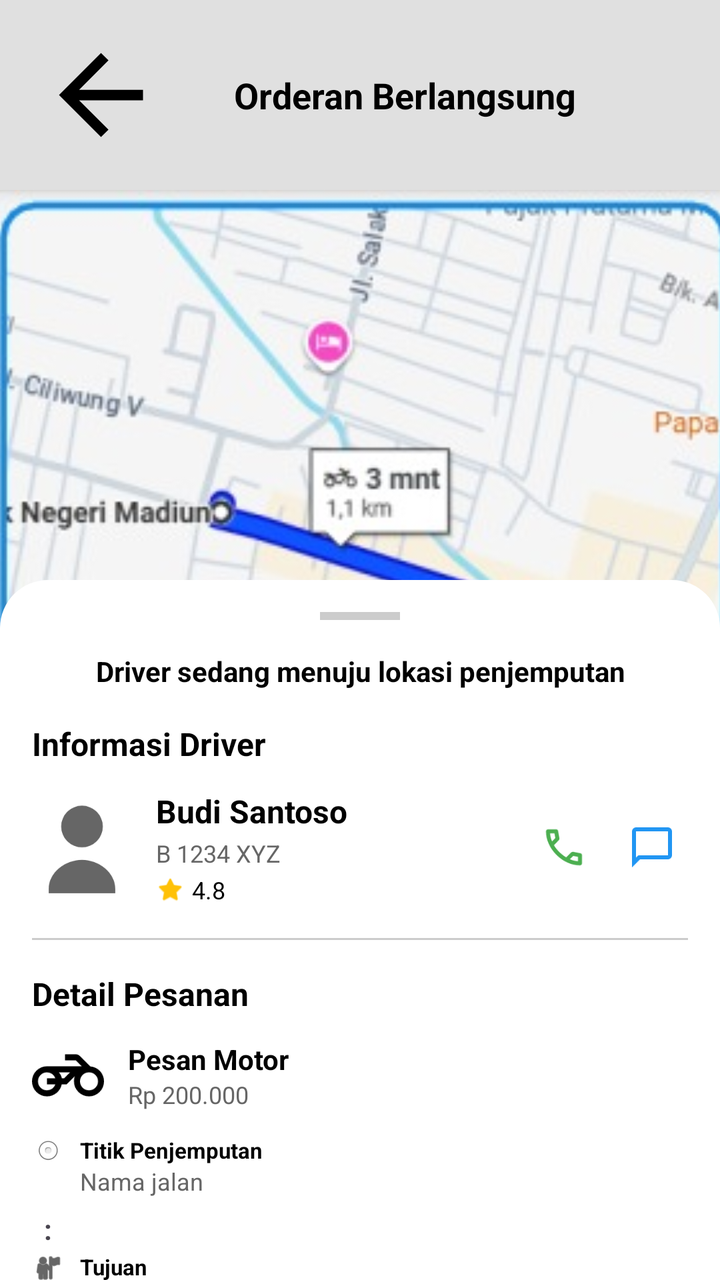
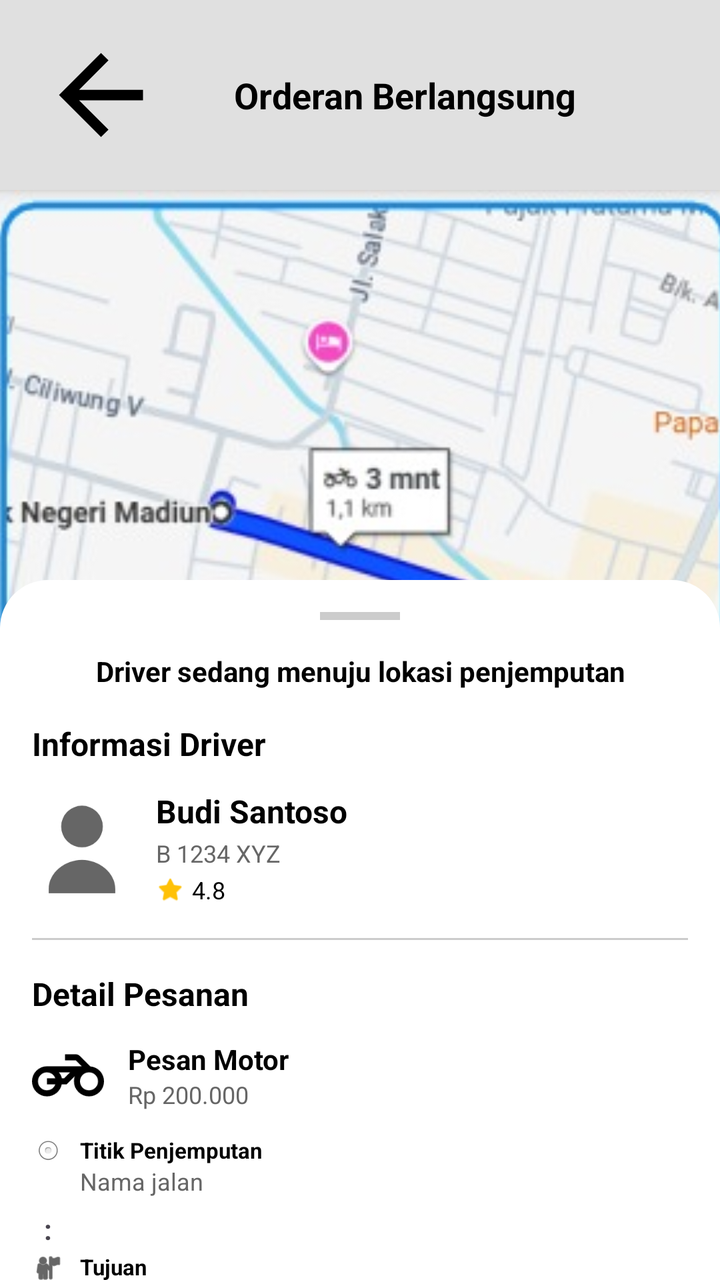

An Android layout rendered at two revisions. The XML below is the earlier revision; the diff shows what the commit changed to produce the second picture.
<!-- AndroidManifest.xml: application theme Theme.NgGojek -->
<!-- res/layout/activity_orderan_berlangsung.xml -->
<?xml version="1.0" encoding="utf-8"?>
<androidx.coordinatorlayout.widget.CoordinatorLayout xmlns:android="http://schemas.android.com/apk/res/android"
    xmlns:app="http://schemas.android.com/apk/res-auto"
    xmlns:tools="http://schemas.android.com/tools"
    android:layout_width="match_parent"
    android:layout_height="match_parent"
    tools:context=".OrderanBerlangsungActivity">

    
    <LinearLayout
        android:id="@+id/headerLayout"
        android:layout_width="match_parent"
        android:layout_height="wrap_content"
        android:background="#E0E0E0"
        android:padding="16dp"
        android:orientation="horizontal"
        android:gravity="center_vertical"
        android:elevation="4dp">

        <ImageView
            android:id="@+id/btnBack"
            android:layout_width="69dp"
            android:layout_height="63dp"
            android:src="@drawable/ic_arrow_back"
            app:tint="#000000" />

        <TextView
            android:layout_width="match_parent"
            android:layout_height="wrap_content"
            android:text="Orderan Berlangsung"
            android:textColor="#000000"
            android:textSize="18sp"
            android:textStyle="bold"
            android:gravity="center"
            android:layout_marginEnd="24dp"/>
    </LinearLayout>

    
    <ImageView
        android:id="@+id/imgMaps"
        android:layout_width="match_parent"
        android:layout_height="match_parent"
        android:src="@drawable/maps"
        android:scaleType="centerCrop"
        android:layout_marginTop="95dp"
        android:contentDescription="Maps View" />

    
    <LinearLayout
        android:id="@+id/bottomSheet"
        android:layout_width="match_parent"
        android:layout_height="wrap_content"
        android:orientation="vertical"
        android:padding="16dp"
        android:background="@drawable/bg_rounded_top"
        app:layout_behavior="com.google.android.material.bottomsheet.BottomSheetBehavior"
        app:behavior_peekHeight="350dp">

        
        <View
            android:layout_width="40dp"
            android:layout_height="4dp"
            android:layout_gravity="center_horizontal"
            android:background="#CCCCCC"
            android:layout_marginBottom="16dp"/>

        <ScrollView
            android:layout_width="match_parent"
            android:layout_height="wrap_content">

            <LinearLayout
                android:layout_width="match_parent"
                android:layout_height="wrap_content"
                android:orientation="vertical">

                
                <TextView
                    android:layout_width="match_parent"
                    android:layout_height="wrap_content"
                    android:text="Driver sedang menuju lokasi penjemputan"
                    android:textSize="14sp"
                    android:textStyle="bold"
                    android:textColor="#000000"
                    android:gravity="center"
                    android:layout_marginBottom="16dp"/>

                
                <TextView
                    android:layout_width="wrap_content"
                    android:layout_height="wrap_content"
                    android:text="Informasi Driver"
                    android:textStyle="bold"
                    android:textColor="#000"
                    android:textSize="16sp"
                    android:layout_marginBottom="12dp"/>

                <LinearLayout
                    android:layout_width="match_parent"
                    android:layout_height="wrap_content"
                    android:orientation="horizontal"
                    android:gravity="center_vertical"
                    android:layout_marginBottom="16dp">

                    <ImageView
                        android:layout_width="50dp"
                        android:layout_height="50dp"
                        android:src="@drawable/profile"
                        app:tint="#666666"
                        android:layout_marginEnd="12dp"/>

                    <LinearLayout
                        android:layout_width="0dp"
                        android:layout_height="wrap_content"
                        android:layout_weight="1"
                        android:orientation="vertical">

                        <TextView
                            android:id="@+id/tvNamaDriver"
                            android:layout_width="wrap_content"
                            android:layout_height="wrap_content"
                            android:text="Budi Santoso"
                            android:textStyle="bold"
                            android:textSize="16sp"
                            android:textColor="#000"/>

                        <TextView
                            android:id="@+id/tvNopolDriver"
                            android:layout_width="wrap_content"
                            android:layout_height="wrap_content"
                            android:text="B 1234 XYZ"
                            android:textSize="12sp"
                            android:textColor="#666666"
                            android:layout_marginTop="2dp"/>

                        <LinearLayout
                            android:layout_width="wrap_content"
                            android:layout_height="wrap_content"
                            android:orientation="horizontal"
                            android:gravity="center_vertical"
                            android:layout_marginTop="2dp">

                            <ImageView
                                android:layout_width="14dp"
                                android:layout_height="14dp"
                                android:src="@android:drawable/btn_star_big_on"
                                app:tint="#FFC107"
                                android:layout_marginEnd="4dp"/>

                            <TextView
                                android:id="@+id/tvRatingDriver"
                                android:layout_width="wrap_content"
                                android:layout_height="wrap_content"
                                android:text="4.8"
                                android:textSize="12sp"
                                android:textColor="#000"/>
                        </LinearLayout>
                    </LinearLayout>

                    
                    <ImageView
                        android:layout_width="36dp"
                        android:layout_height="36dp"
                        android:src="@drawable/call"
                        app:tint="#4CAF50"
                        android:padding="6dp"
                        android:background="?attr/selectableItemBackgroundBorderless"/>

                    <ImageView
                        android:layout_width="36dp"
                        android:layout_height="36dp"
                        android:src="@drawable/chat"
                        app:tint="#2196F3"
                        android:padding="6dp"
                        android:layout_marginStart="8dp"
                        android:background="?attr/selectableItemBackgroundBorderless"/>
                </LinearLayout>

                <View
                    android:layout_width="match_parent"
                    android:layout_height="1dp"
                    android:background="#CCCCCC"
                    android:layout_marginBottom="16dp"/>

                
                <TextView
                    android:layout_width="wrap_content"
                    android:layout_height="wrap_content"
                    android:text="Detail Pesanan"
                    android:textStyle="bold"
                    android:textColor="#000"
                    android:textSize="16sp"
                    android:layout_marginBottom="12dp"/>

                
                <LinearLayout
                    android:layout_width="match_parent"
                    android:layout_height="wrap_content"
                    android:gravity="center_vertical"
                    android:orientation="horizontal"
                    android:layout_marginBottom="12dp">

                    <ImageView
                        android:id="@+id/imgTransportIcon"
                        android:layout_width="36dp"
                        android:layout_height="36dp"
                        android:src="@drawable/motor"
                        app:tint="#000"
                        android:layout_marginEnd="12dp"/>

                    <LinearLayout
                        android:layout_width="0dp"
                        android:layout_height="wrap_content"
                        android:layout_weight="1"
                        android:orientation="vertical">

                        <TextView
                            android:id="@+id/tvJenisLayanan"
                            android:layout_width="wrap_content"
                            android:layout_height="wrap_content"
                            android:text="Pesan Motor"
                            android:textStyle="bold"
                            android:textSize="14sp"
                            android:textColor="#000"/>

                        <TextView
                            android:id="@+id/tvHargaLayanan"
                            android:layout_width="wrap_content"
                            android:layout_height="wrap_content"
                            android:text="Rp 200.000"
                            android:textSize="12sp"
                            android:textColor="#666666"/>
                    </LinearLayout>
                </LinearLayout>

                
                <LinearLayout
                    android:layout_width="match_parent"
                    android:layout_height="wrap_content"
                    android:orientation="horizontal"
                    android:layout_marginBottom="8dp">

                    <ImageView
                        android:layout_width="16dp"
                        android:layout_height="16dp"
                        android:src="@android:drawable/btn_radio"
                        android:layout_marginEnd="8dp"/>

                    <LinearLayout
                        android:layout_width="match_parent"
                        android:layout_height="wrap_content"
                        android:orientation="vertical">
                        <TextView
                            android:layout_width="wrap_content"
                            android:layout_height="wrap_content"
                            android:text="Titik Penjemputan"
                            android:textStyle="bold"
                            android:textColor="#000"
                            android:textSize="11sp"/>
                        <TextView
                            android:id="@+id/tvAlamatJemput"
                            android:layout_width="wrap_content"
                            android:layout_height="wrap_content"
                            android:text="Nama jalan"
                            android:textSize="12sp"
                            android:textColor="#666666"/>
                    </LinearLayout>
                </LinearLayout>

                <TextView
                    android:layout_width="16dp"
                    android:layout_height="wrap_content"
                    android:text=":"
                    android:gravity="center"
                    android:textStyle="bold"
                    android:layout_marginBottom="2dp"
                    android:layout_marginTop="-2dp"/>

                <LinearLayout
                    android:layout_width="match_parent"
                    android:layout_height="wrap_content"
                    android:orientation="horizontal">

                    <ImageView
                        android:layout_width="16dp"
                        android:layout_height="16dp"
                        android:src="@android:drawable/ic_menu_myplaces"
                        app:tint="#000"
                        android:layout_marginEnd="8dp"/>

                    <LinearLayout
                        android:layout_width="match_parent"
                        android:layout_height="wrap_content"
                        android:orientation="vertical">
                        <TextView
                            android:layout_width="wrap_content"
                            android:layout_height="wrap_content"
                            android:text="Tujuan"
                            android:textStyle="bold"
                            android:textColor="#000"
                            android:textSize="11sp"/>
                        <TextView
                            android:id="@+id/tvAlamatTujuan"
                            android:layout_width="wrap_content"
                            android:layout_height="wrap_content"
                            android:text="Nama Jalan"
                            android:textSize="12sp"
                            android:textColor="#666666"/>
                    </LinearLayout>
                </LinearLayout>

            </LinearLayout>
        </ScrollView>
    </LinearLayout>

</androidx.coordinatorlayout.widget.CoordinatorLayout>
<!-- resources referenced by this layout -->
<resources>
  <!-- drawable bg_rounded_top (drawable) -->
  <?xml version="1.0" encoding="utf-8"?>
  <shape xmlns:android="http://schemas.android.com/apk/res/android">
      <solid android:color="#FFFFFF"/>
      <corners android:topLeftRadius="24dp" android:topRightRadius="24dp"/>
  </shape>
  <!-- drawable call (drawable) -->
  <vector xmlns:android="http://schemas.android.com/apk/res/android" android:height="24dp" android:tint="#000000" android:viewportHeight="960" android:viewportWidth="960" android:width="24dp">
        
      <path android:fillColor="@android:color/white" android:pathData="M798,840Q673,840 551,785.5Q429,731 329,631Q229,531 174.5,409Q120,287 120,162Q120,144 132,132Q144,120 162,120L324,120Q338,120 349,129.5Q360,139 362,152L388,292Q390,308 387,319Q384,330 376,338L279,436Q299,473 326.5,507.5Q354,542 387,574Q418,605 452,631.5Q486,658 524,680L618,586Q627,577 641.5,572.5Q656,568 670,570L808,598Q822,602 831,612.5Q840,623 840,636L840,798Q840,816 828,828Q816,840 798,840ZM241,360L307,294Q307,294 307,294Q307,294 307,294L290,200Q290,200 290,200Q290,200 290,200L201,200Q201,200 201,200Q201,200 201,200Q206,241 215,281Q224,321 241,360ZM599,718Q638,735 678.5,745Q719,755 760,758Q760,758 760,758Q760,758 760,758L760,670Q760,670 760,670Q760,670 760,670L666,651Q666,651 666,651Q666,651 666,651L599,718ZM241,360Q241,360 241,360Q241,360 241,360Q241,360 241,360Q241,360 241,360L241,360Q241,360 241,360Q241,360 241,360L241,360Q241,360 241,360Q241,360 241,360ZM599,718L599,718Q599,718 599,718Q599,718 599,718L599,718Q599,718 599,718Q599,718 599,718L599,718Q599,718 599,718Q599,718 599,718Q599,718 599,718Q599,718 599,718Z"/>
      
  </vector>
  <!-- drawable chat (drawable) -->
  <vector xmlns:android="http://schemas.android.com/apk/res/android" android:height="24dp" android:tint="#000000" android:viewportHeight="960" android:viewportWidth="960" android:width="24dp">
        
      <path android:fillColor="@android:color/white" android:pathData="M80,880L80,160Q80,127 103.5,103.5Q127,80 160,80L800,80Q833,80 856.5,103.5Q880,127 880,160L880,640Q880,673 856.5,696.5Q833,720 800,720L240,720L80,880ZM206,640L800,640Q800,640 800,640Q800,640 800,640L800,160Q800,160 800,160Q800,160 800,160L160,160Q160,160 160,160Q160,160 160,160L160,685L206,640ZM160,640L160,640L160,160Q160,160 160,160Q160,160 160,160L160,160Q160,160 160,160Q160,160 160,160L160,640Q160,640 160,640Q160,640 160,640Z"/>
      
  </vector>
  <!-- drawable ic_arrow_back (drawable) -->
  <vector xmlns:android="http://schemas.android.com/apk/res/android" android:autoMirrored="true" android:height="24dp" android:tint="#000000" android:viewportHeight="960" android:viewportWidth="960" android:width="24dp">
        
      <path android:fillColor="@android:color/white" android:pathData="M313,520L537,744L480,800L160,480L480,160L537,216L313,440L800,440L800,520L313,520Z"/>
      
  </vector>
  <!-- drawable profile (drawable) -->
  <vector xmlns:android="http://schemas.android.com/apk/res/android"
      android:width="24dp"
      android:height="24dp"
      android:viewportWidth="24"
      android:viewportHeight="24">
      <path
          android:fillColor="#000"
          android:pathData="M12,12a5,5 0 1,0 0,-10a5,5 0 1,0 0,10zM4,22c0,-4 4,-7 8,-7s8,3 8,7v1H4v-1z"/>
  </vector>
  <style name="Theme.NgGojek" parent="Base.Theme.NgGojek" />
  <style name="Base.Theme.NgGojek" parent="Theme.Material3.DayNight.NoActionBar">
          
          
          <item name="android:windowBackground">@color/white</item>
          <item name="colorSecondaryContainer">@android:color/transparent</item>
      </style>
  <color name="white">#FFFFFFFF</color>
  <!-- unchanged entries left out for length: 2 -->
</resources>

<!-- the commit's change to res/layout/activity_orderan_berlangsung.xml (unified diff, before → after) -->
@@ -155,24 +155,6 @@
                                 android:textColor="#000"/>
                         </LinearLayout>
                     </LinearLayout>
-
-                    
-                    <ImageView
-                        android:layout_width="36dp"
-                        android:layout_height="36dp"
-                        android:src="@drawable/call"
-                        app:tint="#4CAF50"
-                        android:padding="6dp"
-                        android:background="?attr/selectableItemBackgroundBorderless"/>
-
-                    <ImageView
-                        android:layout_width="36dp"
-                        android:layout_height="36dp"
-                        android:src="@drawable/chat"
-                        app:tint="#2196F3"
-                        android:padding="6dp"
-                        android:layout_marginStart="8dp"
-                        android:background="?attr/selectableItemBackgroundBorderless"/>
                 </LinearLayout>
 
                 <View
<!-- resource entries referenced after the edit -->
@@ -6,18 +6,6 @@
       <solid android:color="#FFFFFF"/>
       <corners android:topLeftRadius="24dp" android:topRightRadius="24dp"/>
   </shape>
-  <!-- drawable call (drawable) -->
-  <vector xmlns:android="http://schemas.android.com/apk/res/android" android:height="24dp" android:tint="#000000" android:viewportHeight="960" android:viewportWidth="960" android:width="24dp">
-        
-      <path android:fillColor="@android:color/white" android:pathData="M798,840Q673,840 551,785.5Q429,731 329,631Q229,531 174.5,409Q120,287 120,162Q120,144 132,132Q144,120 162,120L324,120Q338,120 349,129.5Q360,139 362,152L388,292Q390,308 387,319Q384,330 376,338L279,436Q299,473 326.5,507.5Q354,542 387,574Q418,605 452,631.5Q486,658 524,680L618,586Q627,577 641.5,572.5Q656,568 670,570L808,598Q822,602 831,612.5Q840,623 840,636L840,798Q840,816 828,828Q816,840 798,840ZM241,360L307,294Q307,294 307,294Q307,294 307,294L290,200Q290,200 290,200Q290,200 290,200L201,200Q201,200 201,200Q201,200 201,200Q206,241 215,281Q224,321 241,360ZM599,718Q638,735 678.5,745Q719,755 760,758Q760,758 760,758Q760,758 760,758L760,670Q760,670 760,670Q760,670 760,670L666,651Q666,651 666,651Q666,651 666,651L599,718ZM241,360Q241,360 241,360Q241,360 241,360Q241,360 241,360Q241,360 241,360L241,360Q241,360 241,360Q241,360 241,360L241,360Q241,360 241,360Q241,360 241,360ZM599,718L599,718Q599,718 599,718Q599,718 599,718L599,718Q599,718 599,718Q599,718 599,718L599,718Q599,718 599,718Q599,718 599,718Q599,718 599,718Q599,718 599,718Z"/>
-      
-  </vector>
-  <!-- drawable chat (drawable) -->
-  <vector xmlns:android="http://schemas.android.com/apk/res/android" android:height="24dp" android:tint="#000000" android:viewportHeight="960" android:viewportWidth="960" android:width="24dp">
-        
-      <path android:fillColor="@android:color/white" android:pathData="M80,880L80,160Q80,127 103.5,103.5Q127,80 160,80L800,80Q833,80 856.5,103.5Q880,127 880,160L880,640Q880,673 856.5,696.5Q833,720 800,720L240,720L80,880ZM206,640L800,640Q800,640 800,640Q800,640 800,640L800,160Q800,160 800,160Q800,160 800,160L160,160Q160,160 160,160Q160,160 160,160L160,685L206,640ZM160,640L160,640L160,160Q160,160 160,160Q160,160 160,160L160,160Q160,160 160,160Q160,160 160,160L160,640Q160,640 160,640Q160,640 160,640Z"/>
-      
-  </vector>
   <!-- drawable ic_arrow_back (drawable) -->
   <vector xmlns:android="http://schemas.android.com/apk/res/android" android:autoMirrored="true" android:height="24dp" android:tint="#000000" android:viewportHeight="960" android:viewportWidth="960" android:width="24dp">
         
